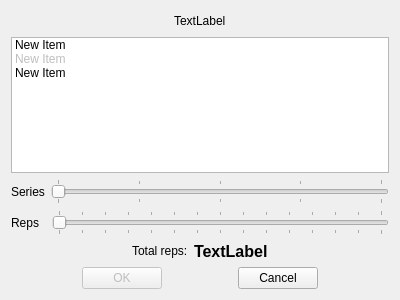
First picture: the form in exerciseswindow.ui, repository felixjimcal/workout_maker, before the edit.
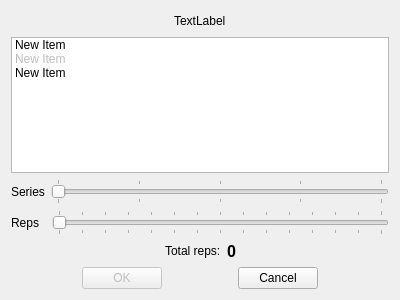
Second picture: the form after the edit.

Diff of the .ui file:
```diff
--- a/exerciseswindow.ui
+++ b/exerciseswindow.ui
@@ -173,7 +173,7 @@
         </font>
        </property>
        <property name="text">
-        <string>TextLabel</string>
+        <string>0</string>
        </property>
       </widget>
      </item>
```
